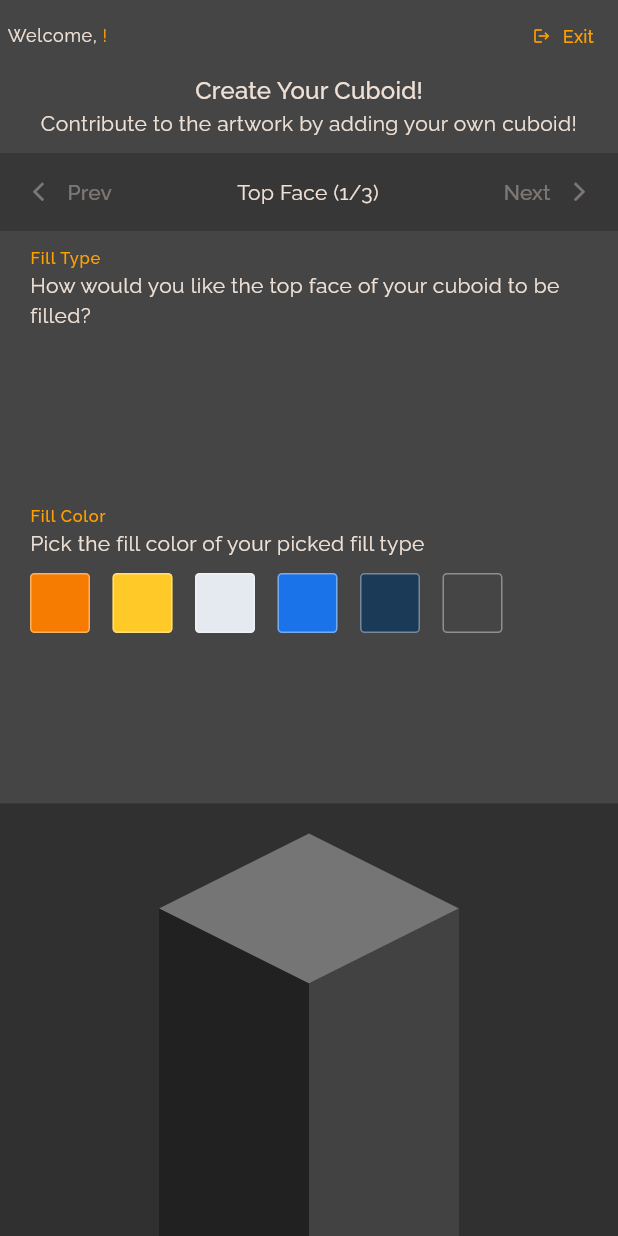
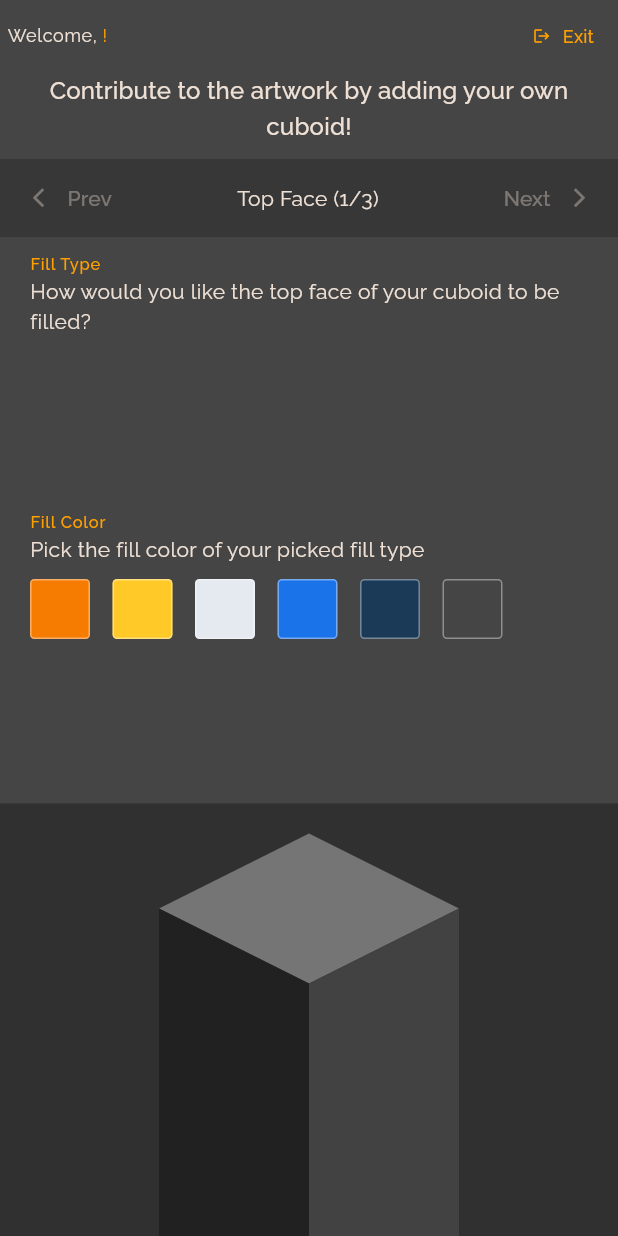
Before and after one commit to Roaa94/gen_art_canvas, a Flutter app: the screen it shows once a user with an empty profile is signed in, on a phone screen of 412 x 824 dp. Run offline on Flutter 3.47's test engine with Material 2 defaults, Android fonts, the phone set to English and light mode, and no system bars; our stand-ins replace cloud_firestore, equatable, firebase_auth, firebase_core, flutter_riverpod; accounts and stored records are empty.

Commit message:
fix: reduce text

```diff
--- a/lib/cuboids/widgets/cuboids_creator_bottom_sheet.dart
+++ b/lib/cuboids/widgets/cuboids_creator_bottom_sheet.dart
@@ -64,7 +64,8 @@ class _CuboidsCreatorBottomSheetState
 
   @override
   Widget build(BuildContext context) {
-    final cuboidPreviewSectionHeight = MediaQuery.of(context).size.height * 0.35;
+    final cuboidPreviewSectionHeight =
+        MediaQuery.of(context).size.height * 0.35;
     final activeFaceIndex = ref.watch(activeFaceIndexProvider);
     final activeFace = CuboidFaceDirection.values[activeFaceIndex];
     final cuboidFormData = ref.watch(cuboidFormProvider);
@@ -80,17 +81,10 @@ class _CuboidsCreatorBottomSheetState
         children: [
           Padding(
             padding: const EdgeInsets.symmetric(horizontal: 20),
-            child: Column(
-              children: [
-                Text(
-                  'Create Your Cuboid!',
-                  style: Theme.of(context).textTheme.titleMedium,
-                ),
-                const Text(
-                  'Contribute to the artwork by adding your own cuboid!',
-                  textAlign: TextAlign.center,
-                ),
-              ],
+            child: Text(
+              'Contribute to the artwork by adding your own cuboid!',
+              style: Theme.of(context).textTheme.titleMedium,
+              textAlign: TextAlign.center,
             ),
           ),
           const SizedBox(height: 10),
```
